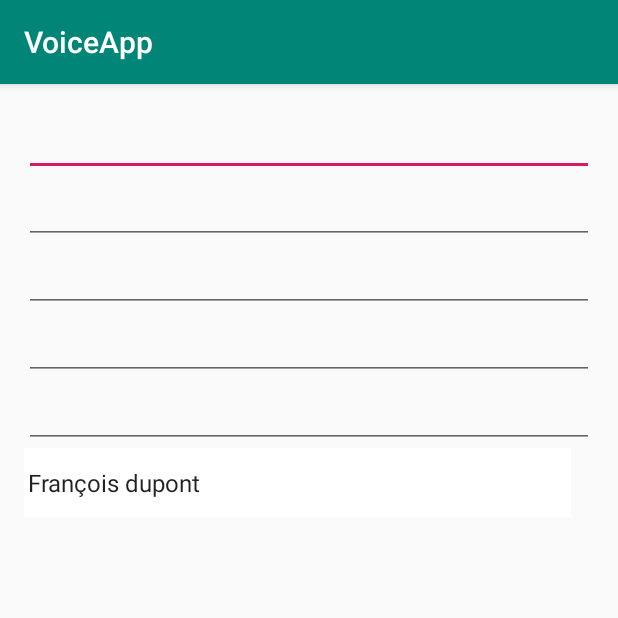
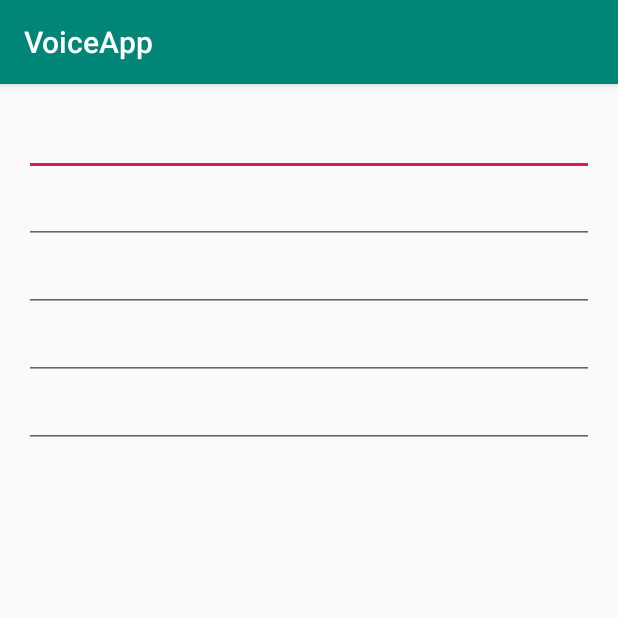
Before and after one commit to GhassenOueslati25/reconnaissane-vocal, an Android app: the Formulaire screen opened directly, with no data from a screen before it, on a phone screen of 412 x 824 dp, the top half of it. Run offline under Robolectric (Android 15) with nearby library versions, the phone set to English and light mode, and no system bars.

Commit message:
Reconnaissance vocal Oueslati Ghassen1114

```diff
--- a/app/src/main/java/com/zaidimarvels/voiceapp/Formulaire.java
+++ b/app/src/main/java/com/zaidimarvels/voiceapp/Formulaire.java
@@ -40,6 +40,7 @@ public class Formulaire extends AppCompatActivity {
     private EditText text1, text2, text3, text4;
     List<String> resultss;
     private final int REQ_CODE_SPEECH_INPUT = 100;
+    AutoCompleteTextView autoCompleteTextView;
 
     private Spinner spinnerAction;
     String[] cityname = {"François dupont", "Cathrine", "Bruno", "Mario", "Frank"};
@@ -63,22 +64,20 @@ public class Formulaire extends AppCompatActivity {
         text3 = findViewById( R.id.editText3 );
         text4 = findViewById( R.id.editText4 );
 
-        spinnerAction = (Spinner) findViewById( R.id.spinner );
+
 
         ArrayAdapter<String> adapter = new ArrayAdapter<String>
                 (this,android.R.layout.select_dialog_item,language);
         //Getting the instance of AutoCompleteTextView
-        AutoCompleteTextView actv =  (AutoCompleteTextView)findViewById(R.id.autoCompleteTextView);
-        actv.setThreshold(1);//will start working from first character
-        actv.setAdapter(adapter);//setting the adapter data into the AutoCompleteTextView
-        actv.setTextColor( Color.RED);
+        autoCompleteTextView =  (AutoCompleteTextView)findViewById(R.id.autoCompleteTextView);
+        autoCompleteTextView.setThreshold(1);//will start working from first character
+        autoCompleteTextView.setAdapter(adapter);//setting the adapter data into the AutoCompleteTextView
+        autoCompleteTextView.setTextColor( Color.RED);
 
         initializeSpeechRecognizer();
         initializeTextToSpeech();
 
-        ArrayAdapter adapterspinner = new ArrayAdapter( this, android.R.layout.simple_spinner_item, cityname );
-        adapterspinner.setDropDownViewResource( android.R.layout.simple_spinner_dropdown_item );
-        spinnerAction.setAdapter( adapterspinner );
+
 
     }
 
@@ -167,16 +166,8 @@ public class Formulaire extends AppCompatActivity {
         Intent intent = new Intent(RecognizerIntent.ACTION_RECOGNIZE_SPEECH);
         intent.putExtra(RecognizerIntent.EXTRA_LANGUAGE_MODEL,RecognizerIntent.LANGUAGE_MODEL_FREE_FORM);
         intent.putExtra(RecognizerIntent.EXTRA_MAX_RESULTS,1);
-        intent.putExtra(RecognizerIntent.EXTRA_SPEECH_INPUT_MINIMUM_LENGTH_MILLIS,new Long( 20000 ));
 
-        //Intent intent = new Intent( RecognizerIntent.ACTION_RECOGNIZE_SPEECH);
-        //intent.putExtra(RecognizerIntent.EXTRA_LANGUAGE_MODEL,RecognizerIntent.LANGUAGE_MODEL_FREE_FORM);
-        //
-        //intent.putExtra(RecognizerIntent.EXTRA_SPEECH_INPUT_POSSIBLY_COMPLETE_SILENCE_LENGTH_MILLIS, 5000);
-        //intent.putExtra(RecognizerIntent.EXTRA_SPEECH_INPUT_MINIMUM_LENGTH_MILLIS, 15000);
-        //intent.putExtra(RecognizerIntent.EXTRA_MAX_RESULTS,1);
-        //intent.putExtra(RecognizerIntent.EXTRA_LANGUAGE,Locale.getDefault());
-        //startActivityForResult( intent, 0 );
+
 
        speechRecog.startListening(intent);
 
@@ -208,19 +199,29 @@ public class Formulaire extends AppCompatActivity {
         text2.setText( resultss.get( 1 ) );
         speak( "complete the last name" );
 
-    }else if (resultss.size() == 3){
+    }else if (resultss.size() == 3) {
         text3.setText( resultss.get( 2 ) );
         speak( "complete your adress" );
 
 
+    } else if (resultss.size() == 4){
+        text4 .setText( resultss.get( 3 ) );
+        speak( "complete your choise" );
 
-    }else if (resultss.size() == 4) {
-        text4.setText( resultss.get( 3 ) );
-        speak( "select your shareholder" );
-        spinnerAction.performClick();
+
+
+    }else if (resultss.size() == 5) {
+
+        if (result_message!= "Cathrine,François dupon,Bruno,Mario" ){
+            autoCompleteTextView.setText( resultss.get( 4 ) );
+
+        }
+       else speak( "repeat your choise" );
+
+
     }
 
-    else if (resultss.size()>=5){
+    else if (resultss.size()>=6){
 
             speak( "are you sure to send your information" );
 
--- a/app/src/main/java/com/zaidimarvels/voiceapp/MainActivity.java
+++ b/app/src/main/java/com/zaidimarvels/voiceapp/MainActivity.java
@@ -68,6 +68,7 @@ public class MainActivity extends AppCompatActivity {
             // Permission has already been granted
             Intent intent = new Intent(RecognizerIntent.ACTION_RECOGNIZE_SPEECH);
             intent.putExtra(RecognizerIntent.EXTRA_LANGUAGE_MODEL,RecognizerIntent.LANGUAGE_MODEL_FREE_FORM);
+
             intent.putExtra(RecognizerIntent.EXTRA_MAX_RESULTS,1);
             speechRecog.startListening(intent);
         }
@@ -170,6 +171,7 @@ public class MainActivity extends AppCompatActivity {
     }
 
     private void speak(String message) {
+
         if(Build.VERSION.SDK_INT >= 21){
             tts.speak(message,TextToSpeech.QUEUE_FLUSH,null,null);
         } else {
--- a/app/src/main/res/layout/activity_formulaire2.xml
+++ b/app/src/main/res/layout/activity_formulaire2.xml
@@ -48,13 +48,6 @@
         android:text=""
         />
 
-    <Spinner
-        android:id="@+id/spinner"
-        android:layout_width="match_parent"
-        android:layout_height="46dp"
-        android:layout_marginEnd="10dp"
-        android:background="@color/white"
-        android:cursorVisible="true"
-        android:spinnerMode="dropdown"/>
+
 
 </LinearLayout>
--- a/app/src/main/res/layout/activity_main.xml
+++ b/app/src/main/res/layout/activity_main.xml
@@ -22,6 +22,8 @@
 
     <include layout="@layout/content_main" />
 
+
+
     <android.support.design.widget.FloatingActionButton
         android:id="@+id/fab"
         android:layout_width="wrap_content"
```
